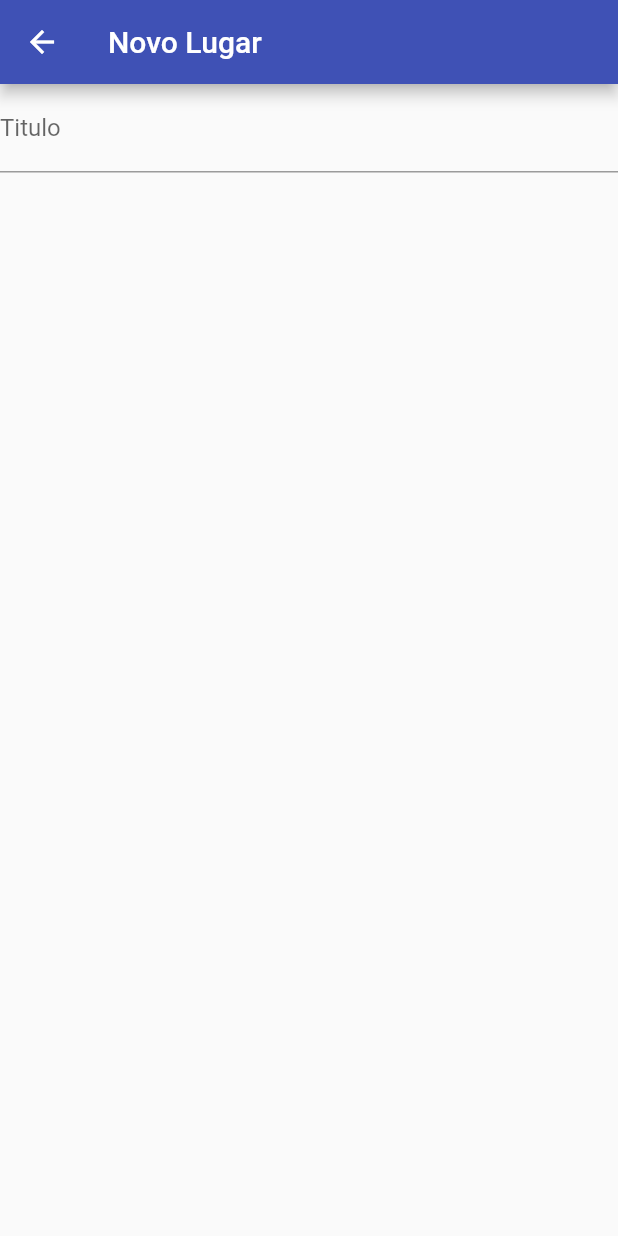
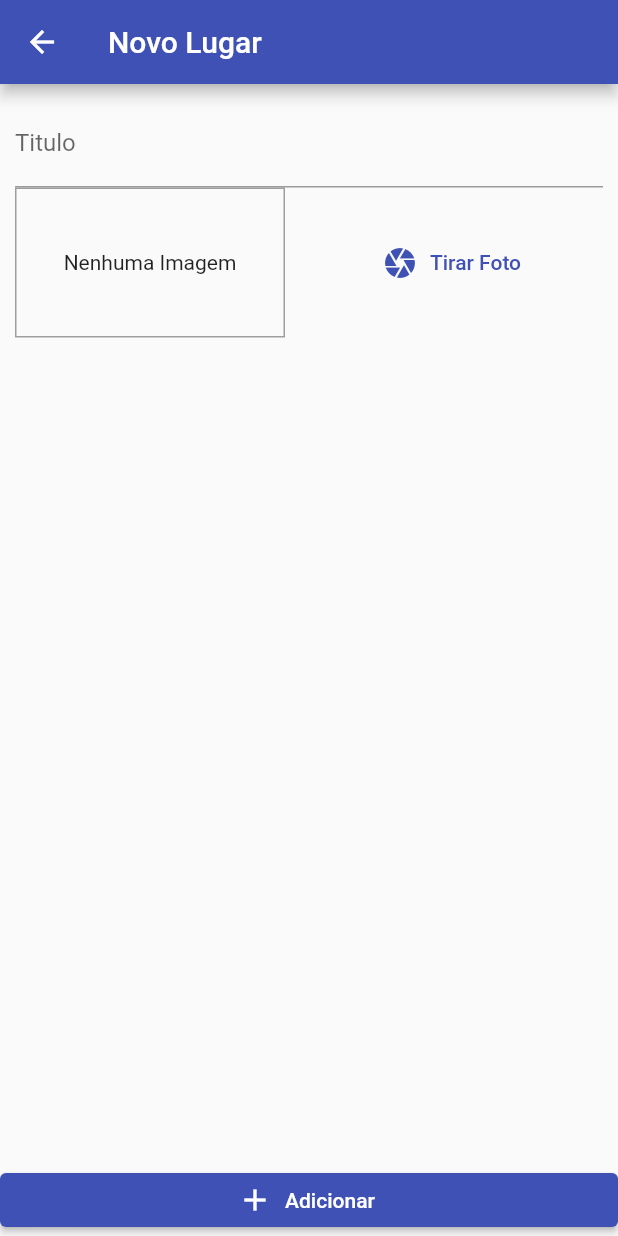
Before and after one commit to Okamael/great_place, a Flutter app: the PlaceFormScreen screen opened by its route, on a phone screen of 412 x 824 dp. Run offline on Flutter 3.47's test engine with Material 2 defaults, Android fonts, the phone set to English and light mode, and no system bars; our stand-ins replace image_picker.

Commit message:
imagem input

```diff
--- a/lib/screens/place_form_screen.dart
+++ b/lib/screens/place_form_screen.dart
@@ -1,6 +1,7 @@
+import 'dart:io';
+
 import 'package:flutter/material.dart';
-import 'package:flutter/src/widgets/framework.dart';
-import 'package:flutter/src/widgets/placeholder.dart';
+import 'package:great_place/widgets/image_input.dart';
 
 class PlaceFormScreen extends StatefulWidget {
   const PlaceFormScreen({super.key});
@@ -10,20 +11,48 @@ class PlaceFormScreen extends StatefulWidget {
 }
 
 class _PlaceFormScreenState extends State<PlaceFormScreen> {
+  final _titleController = TextEditingController();
+  File? _pickedImage;
+
+  void _selectImage(File pikedImage) {
+    _pickedImage = pikedImage;
+  }
+
+  void _submitForm() {}
   @override
   Widget build(BuildContext context) {
     return Scaffold(
       appBar: AppBar(
         title: Text('Novo Lugar'),
       ),
-      body: Center(
-          child: Column(
+      body: Column(
+        crossAxisAlignment: CrossAxisAlignment.stretch,
         children: [
-          TextField(
-            decoration: InputDecoration(labelText: 'Titulo'),
-          )
+          Expanded(
+            child: SingleChildScrollView(
+              child: Padding(
+                padding: const EdgeInsets.all(10.0),
+                child: Column(
+                  children: [
+                    TextField(
+                      decoration: InputDecoration(labelText: 'Titulo'),
+                      controller: _titleController,
+                    ),
+                    ImageInput(
+                      onSelectImage: _selectImage,
+                    )
+                  ],
+                ),
+              ),
+            ),
+          ),
+          ElevatedButton.icon(
+            onPressed: _submitForm,
+            icon: Icon(Icons.add),
+            label: Text('Adicionar'),
+          ),
         ],
-      )),
+      ),
     );
   }
 }
--- /dev/null
+++ b/lib/widgets/image_input.dart
@@ -0,0 +1,64 @@
+import 'dart:io';
+
+import 'package:flutter/material.dart';
+import 'package:flutter/src/widgets/framework.dart';
+import 'package:flutter/src/widgets/placeholder.dart';
+import 'package:image_picker/image_picker.dart';
+
+class ImageInput extends StatefulWidget {
+  final Function onSelectImage;
+
+  const ImageInput({super.key, required this.onSelectImage});
+
+  @override
+  State<ImageInput> createState() => _ImageInputState();
+}
+
+class _ImageInputState extends State<ImageInput> {
+  File? _storedImage;
+
+  _takePicture() async {
+    final ImagePicker _picker = ImagePicker();
+    XFile imageFile = await _picker.pickImage(
+      source: ImageSource.camera,
+      maxWidth: 600,
+    ) as XFile;
+
+    setState(() {
+      _storedImage = File(imageFile.path);
+    });
+
+    //widget.onSelectImage();
+  }
+
+  @override
+  Widget build(BuildContext context) {
+    return Row(
+      children: [
+        Container(
+          width: 180,
+          height: 100,
+          decoration: BoxDecoration(
+            border: Border.all(width: 1, color: Colors.grey),
+          ),
+          alignment: Alignment.center,
+          child: _storedImage != null
+              ? Image.file(
+                  _storedImage!,
+                  width: double.infinity,
+                  fit: BoxFit.cover,
+                )
+              : Text('Nenhuma Imagem'),
+        ),
+        SizedBox(
+          width: 10,
+        ),
+        Expanded(
+            child: TextButton.icon(
+                onPressed: _takePicture,
+                icon: Icon(Icons.camera),
+                label: Text('Tirar Foto'))),
+      ],
+    );
+  }
+}
--- a/pubspec.yaml
+++ b/pubspec.yaml
@@ -36,6 +36,9 @@ dependencies:
   # Use with the CupertinoIcons class for iOS style icons.
   cupertino_icons: ^1.0.2
   provider: ^6.0.5
+  image_picker: ^0.8.7+4
+  path_provider: ^2.0.14
+  path: ^1.8.2
 
 dev_dependencies:
   flutter_test:
```
Also changed, not shown: pubspec.lock.
